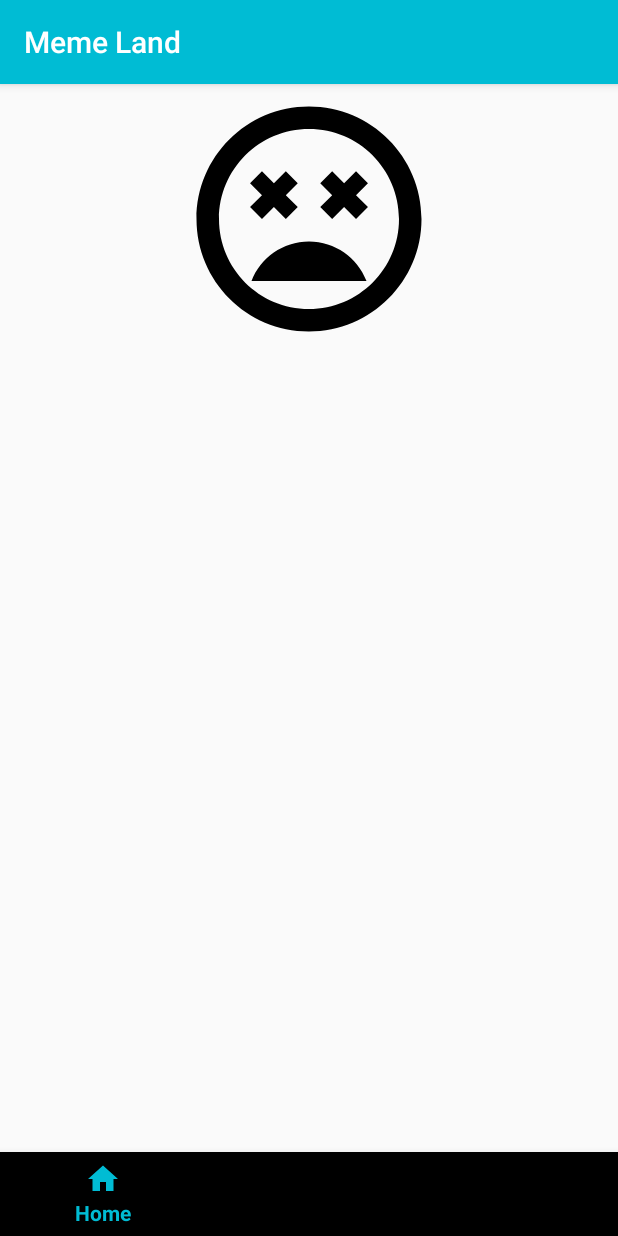
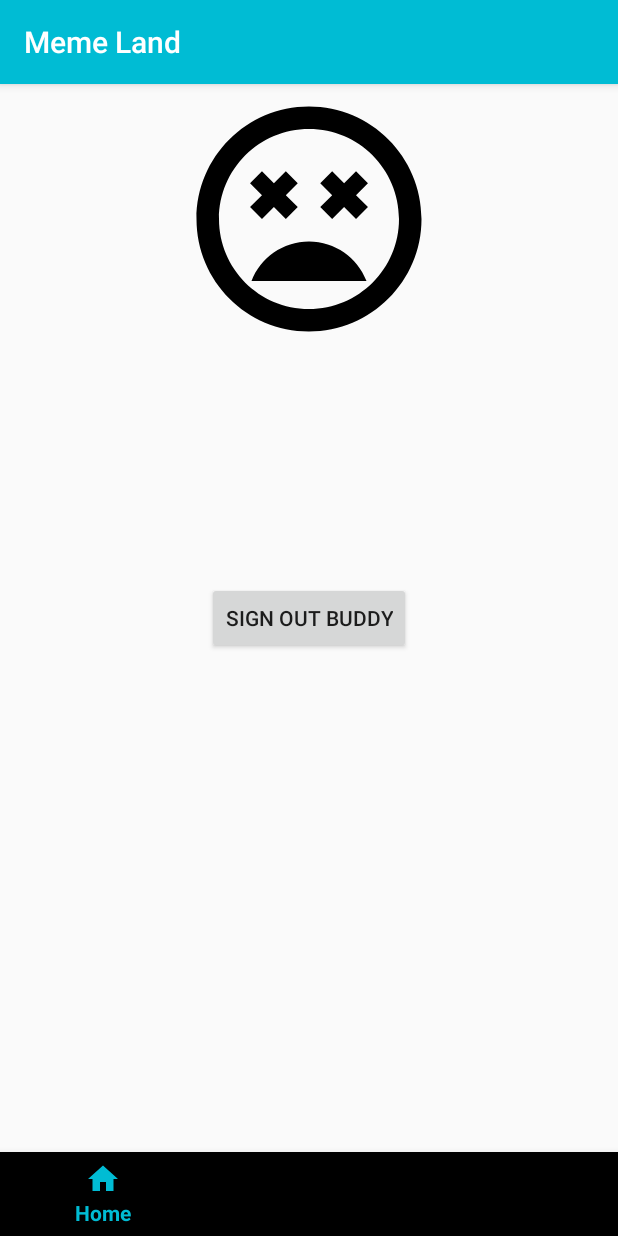
Before and after one commit to OscarEspejoSagues/SocialApp, an Android app: the fragment UserFragment placed in its activity, on a phone screen of 412 x 824 dp. Run offline under Robolectric (Android 15) with nearby library versions, the phone set to English and light mode, and no system bars; our stand-ins replace Firebase (no records; nobody signed in at launch, a user with empty details on screens opened directly).

Commit message:
Log In done all errors fixed

```diff
--- a/Mysocialweb/app/src/main/java/com/social/oscarespejosagues/mysocialweb/HomeFragment.kt
+++ b/Mysocialweb/app/src/main/java/com/social/oscarespejosagues/mysocialweb/HomeFragment.kt
@@ -59,7 +59,7 @@ class HomeFragment : Fragment() {
                 userProfile?.let {
                     var userText = userInput.text.toString()
                     //Create Message Model
-                    val userMessage = MessageModel(text = userText, createdAd = Date(), username = userProfile.username, userId = authUser.uid, avatarUrl = userProfile.avatarUrl)
+                    val userMessage = MessageModel(text = userText, createdAt = Date(), username = userProfile.username, userId = authUser.uid, avatarUrl = userProfile.avatarUrl)
                     //Insert to Firebase
                     db.collection("messages").add(userMessage)
                         .addOnSuccessListener {
@@ -74,6 +74,7 @@ class HomeFragment : Fragment() {
         }
     }
     fun refreshData(){
+        pulltorefresh.isRefreshing = true
         val db = FirebaseFirestore.getInstance()
         db.collection("messages").orderBy("createdAt", Query.Direction.DESCENDING).get().addOnCompleteListener { task ->
             if (task.isSuccessful) {
--- a/Mysocialweb/app/src/main/java/com/social/oscarespejosagues/mysocialweb/MessageModel.kt
+++ b/Mysocialweb/app/src/main/java/com/social/oscarespejosagues/mysocialweb/MessageModel.kt
@@ -4,7 +4,7 @@ import java.util.*
 
 data class MessageModel(
     var text:String? = null,
-    var createdAd: Date? = null,
+    var createdAt: Date? = null,
     var username: String? = null,
     var userId: String? = null,
     var likes: Int? = null,
--- a/Mysocialweb/app/src/main/java/com/social/oscarespejosagues/mysocialweb/SignUpActivity.kt
+++ b/Mysocialweb/app/src/main/java/com/social/oscarespejosagues/mysocialweb/SignUpActivity.kt
@@ -21,7 +21,7 @@ class SignUpActivity : AppCompatActivity() {
 
             val username = usernameInput.text.toString();
             val email = emailInput.text.toString();
-            val password = emailInput.text.toString();
+            val password = passwordInput.text.toString();
             //Validation
             if (!username.isEmpty() && !email.isEmpty() && !password.isEmpty()){
                 //Do sign up
--- a/Mysocialweb/app/src/main/java/com/social/oscarespejosagues/mysocialweb/UserFragment.kt
+++ b/Mysocialweb/app/src/main/java/com/social/oscarespejosagues/mysocialweb/UserFragment.kt
@@ -42,6 +42,7 @@ class UserFragment : Fragment() {
             userField.visibility = View.VISIBLE;
             signupB.visibility = View.GONE;
             loginB.visibility = View.GONE;
+            signoutB.visibility = View.VISIBLE;
             // Fill user data
             val db = FirebaseFirestore.getInstance()
                 // Get user
@@ -60,6 +61,9 @@ class UserFragment : Fragment() {
                 .addOnFailureListener {
                     // TODO: failure getitng user
                 }
+                signoutB.setOnClickListener {
+
+                }
 
 
         }?: kotlin.run{
@@ -67,6 +71,7 @@ class UserFragment : Fragment() {
             userField.visibility = View.GONE;
             signupB.visibility = View.VISIBLE;
             loginB.visibility = View.VISIBLE;
+            signoutB.visibility = View.GONE;
             signupB.setOnClickListener{
                 val signUpIntent = Intent(
                     activity,
--- a/Mysocialweb/app/src/main/res/layout/fragment_user.xml
+++ b/Mysocialweb/app/src/main/res/layout/fragment_user.xml
@@ -20,6 +20,13 @@
             android:layout_gravity="center"
             android:layout_marginTop="90dp"
             android:text="Log In Buddy"/>
+
+    <Button
+            android:id="@+id/signoutB"
+            android:layout_width="wrap_content"
+            android:layout_height="wrap_content"
+            android:layout_gravity="center"
+            android:text="Sign Out Buddy"/>
 
 
     <LinearLayout
```
Also changed, not shown: Mysocialweb/app/src/main/AndroidManifest.xml (+7 -0 lines), Mysocialweb/app/src/main/java/com/social/oscarespejosagues/mysocialweb/LogInActivity.kt (+7 -5 lines).
